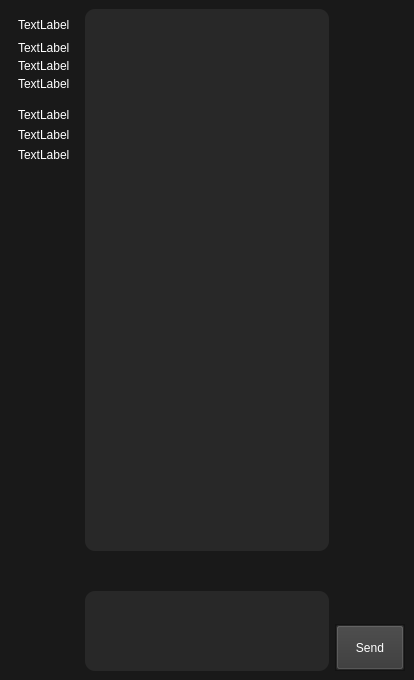
CarsonTSmith/GrackleQtClient, file mainwindow.ui: the form before one commit.
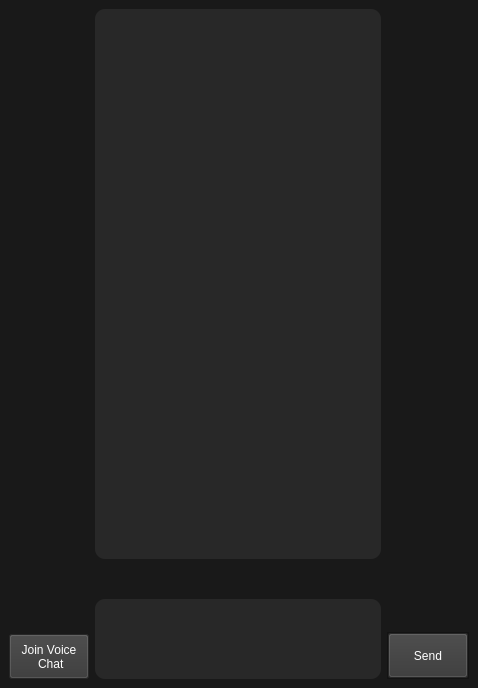
The form after the commit.

Commit message: Added a join voice chat button

Patch:
```diff
--- a/mainwindow.ui
+++ b/mainwindow.ui
@@ -6,8 +6,8 @@
    <rect>
     <x>0</x>
     <y>0</y>
-    <width>414</width>
-    <height>680</height>
+    <width>478</width>
+    <height>688</height>
    </rect>
   </property>
   <property name="windowTitle">
@@ -40,9 +40,9 @@
        <property name="bottomMargin">
         <number>0</number>
        </property>
-       <item alignment="Qt::AlignTop">
+       <item alignment="Qt::AlignBottom">
         <widget class="QWidget" name="left_menu_subcontainer" native="true">
-         <layout class="QVBoxLayout" name="verticalLayout_2" stretch="1,5,10">
+         <layout class="QVBoxLayout" name="verticalLayout_2" stretch="1,5">
           <property name="spacing">
            <number>0</number>
           </property>
@@ -69,21 +69,10 @@
             <property name="lineWidth">
              <number>0</number>
             </property>
-            <layout class="QVBoxLayout" name="verticalLayout_3">
-             <item>
-              <widget class="QLabel" name="label">
-               <property name="text">
-                <string>TextLabel</string>
-               </property>
-               <property name="textFormat">
-                <enum>Qt::PlainText</enum>
-               </property>
-              </widget>
-             </item>
-            </layout>
+            <layout class="QVBoxLayout" name="verticalLayout_3"/>
            </widget>
           </item>
-          <item alignment="Qt::AlignTop">
+          <item alignment="Qt::AlignBottom">
            <widget class="QFrame" name="frame_2">
             <property name="maximumSize">
              <size>
@@ -101,61 +90,72 @@
              <number>0</number>
             </property>
             <layout class="QVBoxLayout" name="verticalLayout_4">
+             <property name="spacing">
+              <number>0</number>
+             </property>
+             <property name="leftMargin">
+              <number>0</number>
+             </property>
              <property name="topMargin">
               <number>0</number>
              </property>
-             <item>
-              <widget class="QLabel" name="label_2">
-               <property name="text">
-                <string>TextLabel</string>
-               </property>
-              </widget>
-             </item>
-             <item>
-              <widget class="QLabel" name="label_3">
-               <property name="text">
-                <string>TextLabel</string>
-               </property>
-              </widget>
-             </item>
-             <item>
-              <widget class="QLabel" name="label_4">
-               <property name="text">
-                <string>TextLabel</string>
-               </property>
-              </widget>
-             </item>
-            </layout>
-           </widget>
-          </item>
-          <item>
-           <widget class="QFrame" name="frame_3">
-            <property name="frameShape">
-             <enum>QFrame::NoFrame</enum>
-            </property>
-            <property name="frameShadow">
-             <enum>QFrame::Plain</enum>
-            </property>
-            <layout class="QVBoxLayout" name="verticalLayout_5">
-             <item>
-              <widget class="QLabel" name="label_5">
-               <property name="text">
-                <string>TextLabel</string>
-               </property>
-              </widget>
-             </item>
-             <item>
-              <widget class="QLabel" name="label_6">
-               <property name="text">
-                <string>TextLabel</string>
-               </property>
-              </widget>
-             </item>
-             <item>
-              <widget class="QLabel" name="label_7">
-               <property name="text">
-                <string>TextLabel</string>
-               </property>
+             <property name="rightMargin">
+              <number>0</number>
+             </property>
+             <property name="bottomMargin">
+              <number>0</number>
+             </property>
+             <item alignment="Qt::AlignBottom">
+              <widget class="QWidget" name="widget" native="true">
+               <layout class="QVBoxLayout" name="verticalLayout_15">
+                <property name="spacing">
+                 <number>0</number>
+                </property>
+                <property name="leftMargin">
+                 <number>0</number>
+                </property>
+                <property name="topMargin">
+                 <number>0</number>
+                </property>
+                <property name="rightMargin">
+                 <number>0</number>
+                </property>
+                <property name="bottomMargin">
+                 <number>0</number>
+                </property>
+                <item alignment="Qt::AlignBottom">
+                 <widget class="QPushButton" name="join_voice_chat_button">
+                  <property name="sizePolicy">
+                   <sizepolicy hsizetype="Preferred" vsizetype="Fixed">
+                    <horstretch>0</horstretch>
+                    <verstretch>0</verstretch>
+                   </sizepolicy>
+                  </property>
+                  <property name="minimumSize">
+                   <size>
+                    <width>65</width>
+                    <height>45</height>
+                   </size>
+                  </property>
+                  <property name="maximumSize">
+                   <size>
+                    <width>80</width>
+                    <height>16777215</height>
+                   </size>
+                  </property>
+                  <property name="styleSheet">
+                   <string notr="true">font: 10pt &quot;Segoe UI&quot;;
+color: rgb(255, 255, 255);
+background-color: rgb(55, 55, 55);
+border-color: rgb(70, 70, 70);</string>
+                  </property>
+                  <property name="text">
+                   <string>Join Voice
+ Chat</string>
+                  </property>
+                 </widget>
+                </item>
+               </layout>
               </widget>
              </item>
             </layout>
@@ -257,8 +257,8 @@
                  <rect>
                   <x>0</x>
                   <y>0</y>
-                  <width>249</width>
-                  <height>548</height>
+                  <width>296</width>
+                  <height>556</height>
                  </rect>
                 </property>
                 <layout class="QHBoxLayout" name="horizontalLayout_7">
@@ -389,10 +389,13 @@
                  <rect>
                   <x>0</x>
                   <y>0</y>
-                  <width>249</width>
+                  <width>296</width>
                   <height>80</height>
                  </rect>
                 </property>
+                <property name="styleSheet">
+                 <string notr="true"/>
+                </property>
                 <layout class="QHBoxLayout" name="horizontalLayout_6">
                  <property name="spacing">
                   <number>0</number>
@@ -572,8 +575,7 @@
                </property>
                <property name="styleSheet">
                 <string notr="true">color: rgb(255, 255, 255);
-background-color: rgb(55, 55, 55);
-border-color: rgb(70, 70, 70);</string>
+background-color: rgb(55, 55, 55);</string>
                </property>
                <property name="text">
                 <string>Send</string>
```
